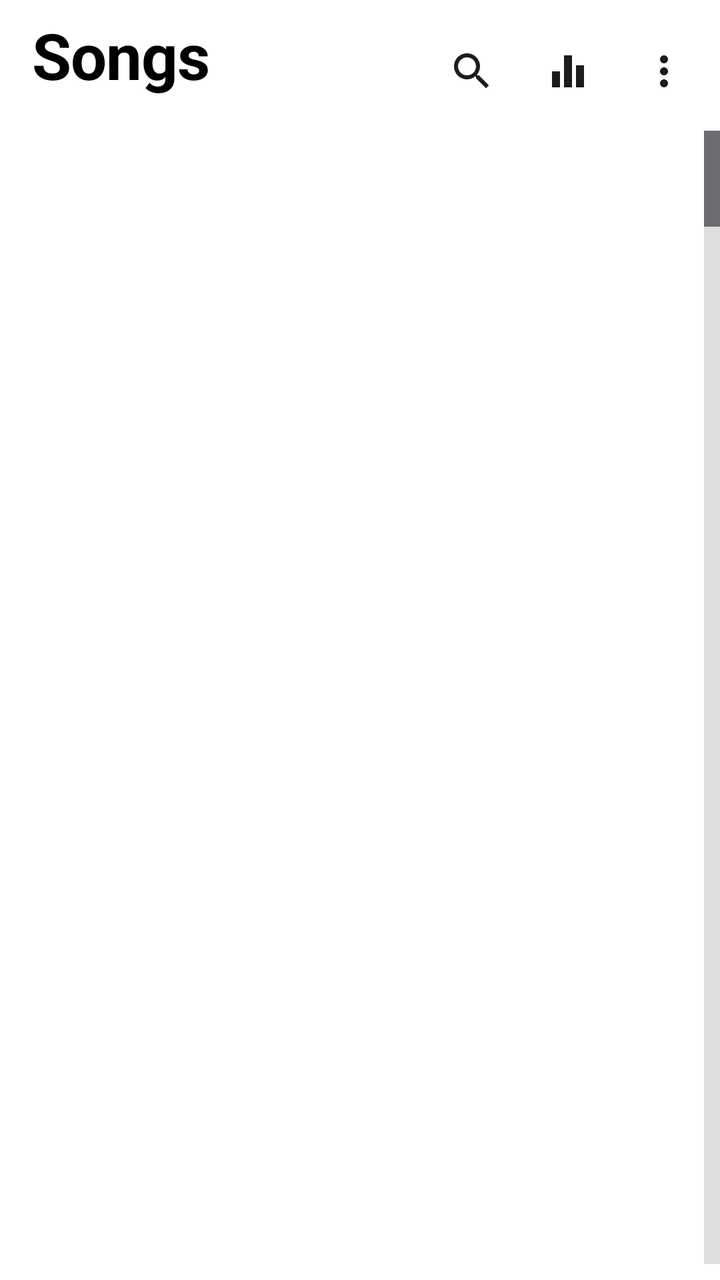
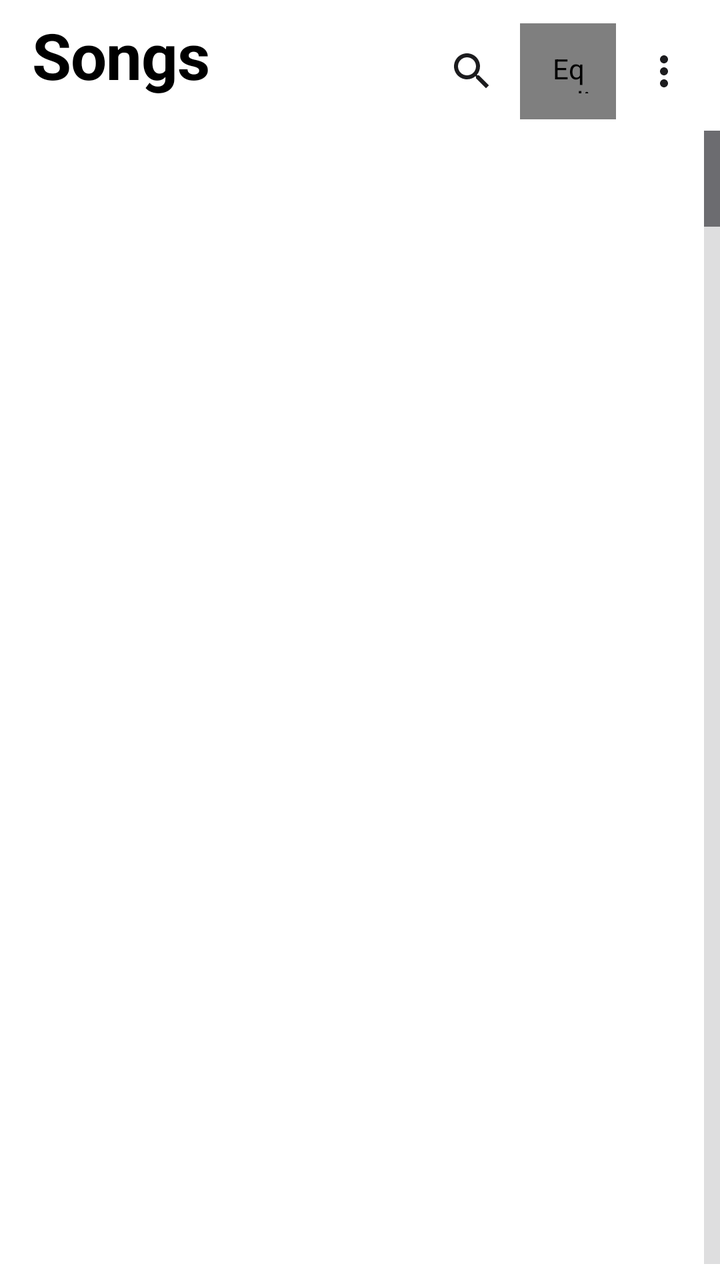

Compare the two renders of this Android layout. The source of the first and the diff that turns it into the second are given below.
<!-- AndroidManifest.xml: application theme AppTheme -->
<!-- res/layout/part_library_main.xml -->
<?xml version="1.0" encoding="utf-8"?>
<LinearLayout xmlns:android="http://schemas.android.com/apk/res/android"
    android:layout_width="match_parent"
    android:layout_height="match_parent"
    android:orientation="vertical">

    <LinearLayout
        android:layout_width="match_parent"
        android:layout_height="wrap_content"
        android:gravity="center_vertical"
        android:minHeight="@dimen/topbar_height"
        android:orientation="horizontal"
        android:paddingStart="@dimen/gutter"
        android:paddingTop="6dp"
        android:paddingEnd="4dp">

        <LinearLayout
            android:layout_width="0dp"
            android:layout_height="wrap_content"
            android:layout_weight="1"
            android:orientation="vertical">

            <TextView
                android:id="@+id/title"
                style="@style/LargeTitle"
                android:text="@string/tab_songs" />

            <TextView
                android:id="@+id/subtitle"
                style="@style/TopSubtitle" />
        </LinearLayout>

        <ImageButton
            android:id="@+id/btn_search"
            style="@style/IconButton"
            android:contentDescription="@string/cd_search"
            android:src="@drawable/ic_search" />

        <ImageButton
            android:id="@+id/btn_eq"
            style="@style/IconButton"
            android:contentDescription="@string/cd_equalizer"
            android:src="@drawable/ic_equalizer" />

        <ImageButton
            android:id="@+id/btn_more"
            style="@style/IconButton"
            android:contentDescription="@string/cd_more"
            android:src="@drawable/ic_more_vert" />
    </LinearLayout>

    <LinearLayout
        android:id="@+id/update_banner"
        android:layout_width="match_parent"
        android:layout_height="wrap_content"
        android:layout_marginStart="@dimen/gutter"
        android:layout_marginEnd="@dimen/gutter"
        android:layout_marginBottom="8dp"
        android:background="@drawable/bg_banner"
        android:gravity="center_vertical"
        android:minHeight="48dp"
        android:orientation="horizontal"
        android:paddingStart="16dp"
        android:paddingEnd="4dp"
        android:tag="glass:pill"
        android:visibility="gone">

        <ImageView
            android:layout_width="20dp"
            android:layout_height="20dp"
            android:importantForAccessibility="no"
            android:src="@drawable/ic_system_update"
            android:tint="@color/accent_text" />

        <TextView
            android:id="@+id/update_banner_text"
            android:layout_width="0dp"
            android:layout_height="wrap_content"
            android:layout_marginStart="12dp"
            android:layout_weight="1"
            android:maxLines="2"
            android:textColor="@color/text_primary"
            android:textSize="14sp" />

        <TextView
            android:id="@+id/update_banner_action"
            style="@style/BannerAction"
            android:text="@string/upd_banner_action" />

        <ImageButton
            android:id="@+id/update_banner_close"
            style="@style/IconButton"
            android:contentDescription="@string/cd_dismiss"
            android:src="@drawable/ic_close" />
    </LinearLayout>

    <LinearLayout
        android:id="@+id/search_bar"
        android:tag="glass:pill"
        android:layout_width="match_parent"
        android:layout_height="44dp"
        android:layout_marginStart="@dimen/gutter"
        android:layout_marginEnd="@dimen/gutter"
        android:layout_marginBottom="8dp"
        android:background="@drawable/bg_search"
        android:gravity="center_vertical"
        android:orientation="horizontal"
        android:visibility="gone">

        <ImageView
            android:layout_width="20dp"
            android:layout_height="20dp"
            android:layout_marginStart="14dp"
            android:importantForAccessibility="no"
            android:src="@drawable/ic_search"
            android:tint="@color/icon_dim" />

        <EditText
            android:id="@+id/search_input"
            android:layout_width="0dp"
            android:layout_height="match_parent"
            android:layout_weight="1"
            android:background="@null"
            android:hint="@string/search_hint"
            android:imeOptions="actionSearch|flagNoExtractUi"
            android:importantForAutofill="no"
            android:inputType="text"
            android:maxLines="1"
            android:paddingStart="12dp"
            android:paddingEnd="4dp"
            android:textColor="@color/text_primary"
            android:textColorHint="@color/text_tertiary"
            android:textSize="16sp" />

        <ImageButton
            android:id="@+id/search_close"
            style="@style/IconButton"
            android:contentDescription="@string/cd_search_close"
            android:src="@drawable/ic_close" />
    </LinearLayout>

    <FrameLayout
        android:layout_width="match_parent"
        android:layout_height="0dp"
        android:layout_weight="1"
        android:tag="glass:card,margin">

        <ListView
            android:id="@+id/list"
            android:layout_width="match_parent"
            android:layout_height="match_parent"
            android:clipToPadding="false"
            android:divider="@drawable/divider_inset"
            android:dividerHeight="0.5dp"
            android:drawSelectorOnTop="true"
            android:footerDividersEnabled="false"
            android:headerDividersEnabled="false"
            android:fastScrollEnabled="true"
            android:listSelector="@android:color/transparent"
            android:paddingBottom="8dp"
            android:scrollbars="none" />

        <LinearLayout
            android:id="@+id/empty"
            android:layout_width="match_parent"
            android:layout_height="match_parent"
            android:gravity="center"
            android:orientation="vertical"
            android:padding="32dp"
            android:visibility="gone">

            <ImageView
                android:id="@+id/empty_icon"
                android:layout_width="64dp"
                android:layout_height="64dp"
                android:importantForAccessibility="no"
                android:src="@drawable/ic_music_note"
                android:tint="@color/icon_dim" />

            <TextView
                android:id="@+id/empty_title"
                android:layout_width="wrap_content"
                android:layout_height="wrap_content"
                android:layout_marginTop="16dp"
                android:fontFamily="sans-serif-medium"
                android:gravity="center"
                android:textColor="@color/text_primary"
                android:textSize="18sp" />

            <TextView
                android:id="@+id/empty_body"
                android:layout_width="match_parent"
                android:layout_height="wrap_content"
                android:layout_marginTop="8dp"
                android:gravity="center"
                android:textColor="@color/text_secondary"
                android:textSize="14sp" />

            <TextView
                android:id="@+id/empty_action"
                style="@style/PillAccent"
                android:layout_marginTop="24dp"
                android:clickable="true"
                android:focusable="true" />
        </LinearLayout>
    </FrameLayout>
</LinearLayout>
<!-- resources referenced by this layout -->
<resources>
  <color name="accent_text">#FF453A</color>
  <color name="icon_dim">#8E8E93</color>
  <color name="text_primary">#FFFFFF</color>
  <color name="text_secondary">#A1A1A6</color>
  <color name="text_tertiary">#8E8E93</color>
  <dimen name="gutter">16dp</dimen>
  <dimen name="topbar_height">56dp</dimen>
  <!-- drawable bg_banner (drawable) -->
  <?xml version="1.0" encoding="utf-8"?>
  <shape xmlns:android="http://schemas.android.com/apk/res/android"
      android:shape="rectangle">
      <solid android:color="@color/surface_raised" />
      <corners android:radius="16dp" />
  </shape>
  <!-- drawable bg_search (drawable) -->
  <?xml version="1.0" encoding="utf-8"?>
  <shape xmlns:android="http://schemas.android.com/apk/res/android"
      android:shape="rectangle">
      <solid android:color="@color/surface" />
      <corners android:radius="12dp" />
  </shape>
  <!-- drawable divider_inset (drawable) -->
  <?xml version="1.0" encoding="utf-8"?>
  <inset xmlns:android="http://schemas.android.com/apk/res/android"
      android:insetLeft="78dp">
      <shape android:shape="rectangle">
          <size android:height="0.5dp" />
          <solid android:color="@color/divider" />
      </shape>
  </inset>
  <!-- drawable ic_equalizer (drawable) -->
  <?xml version="1.0" encoding="utf-8"?>
  <vector xmlns:android="http://schemas.android.com/apk/res/android"
      android:width="24dp"
      android:height="24dp"
      android:viewportWidth="24"
      android:viewportHeight="24">
      <path
          android:fillColor="#FFFFFFFF"
          android:pathData="M10,20h4V4h-4v16zm-6,0h4v-8H4v8zM16,9v11h4V9h-4z" />
  </vector>
  <string name="cd_dismiss">Dismiss</string>
  <string name="cd_equalizer">Equalizer</string>
  <string name="cd_more">More options</string>
  <string name="cd_search">Search</string>
  <string name="cd_search_close">Close search</string>
  <string name="search_hint">Search songs, artists, albums</string>
  <string name="tab_songs">Songs</string>
  <string name="upd_banner_action">Update</string>
  <style name="IconButton">
          <item name="android:layout_width">@dimen/icon_btn</item>
          <item name="android:layout_height">@dimen/icon_btn</item>
          <item name="android:background">?android:attr/selectableItemBackgroundBorderless</item>
          <item name="android:scaleType">center</item>
          <item name="android:tint">@color/icon</item>
      </style>
  <style name="PillAccent" parent="Pill">
          <item name="android:background">@drawable/bg_pill_accent</item>
          <item name="android:textColor">@color/on_accent</item>
          <item name="android:drawableTint">@color/on_accent</item>
      </style>
  <color name="surface_raised">#2C2C2E</color>
  <color name="surface">#1C1C1E</color>
  <color name="divider">#38383A</color>
  <dimen name="icon_btn">48dp</dimen>
  <color name="icon">#FFFFFF</color>
  <dimen name="text_large_title">32sp</dimen>
  <color name="on_accent">#FFFFFF</color>
  <dimen name="text_top_subtitle">12sp</dimen>
  <color name="bg">#000000</color>
  <color name="ripple">#33FFFFFF</color>
  <style name="AppDialog" parent="android:Theme.Material.Dialog.Alert">
          <item name="android:colorBackground">@color/surface_raised</item>
          <item name="android:colorAccent">@color/accent_text</item>
          <item name="android:textColorPrimary">@color/text_primary</item>
          <item name="android:textColorSecondary">@color/text_secondary</item>
      </style>
  <style name="AppPopup" parent="android:Widget.Material.PopupMenu">
          <item name="android:popupBackground">@color/surface_raised</item>
      </style>
  <dimen name="pill_height">44dp</dimen>
  <color name="accent">#E5202B</color>
  <color name="outline">#48484A</color>
  <color name="eq_track">#3A3A3C</color>
  <!-- unchanged entries left out for length: 14 -->
</resources>

<!-- the commit's change to res/layout/part_library_main.xml (unified diff, before → after) -->
@@ -1,5 +1,6 @@
 <?xml version="1.0" encoding="utf-8"?>
 <LinearLayout xmlns:android="http://schemas.android.com/apk/res/android"
+    xmlns:app="http://schemas.android.com/apk/res-auto"
     android:layout_width="match_parent"
     android:layout_height="match_parent"
     android:orientation="vertical">
@@ -36,11 +37,12 @@
             android:contentDescription="@string/cd_search"
             android:src="@drawable/ic_search" />
 
-        <ImageButton
+        <com.musicplayer.lite.EqBarsView
             android:id="@+id/btn_eq"
-            style="@style/IconButton"
+            style="@style/EqBarsButton"
             android:contentDescription="@string/cd_equalizer"
-            android:src="@drawable/ic_equalizer" />
+            app:barColor="@color/icon"
+            app:bars="4" />
 
         <ImageButton
             android:id="@+id/btn_more"
<!-- resource entries referenced after the edit -->
@@ -30,17 +30,6 @@
           <solid android:color="@color/divider" />
       </shape>
   </inset>
-  <!-- drawable ic_equalizer (drawable) -->
-  <?xml version="1.0" encoding="utf-8"?>
-  <vector xmlns:android="http://schemas.android.com/apk/res/android"
-      android:width="24dp"
-      android:height="24dp"
-      android:viewportWidth="24"
-      android:viewportHeight="24">
-      <path
-          android:fillColor="#FFFFFFFF"
-          android:pathData="M10,20h4V4h-4v16zm-6,0h4v-8H4v8zM16,9v11h4V9h-4z" />
-  </vector>
   <string name="cd_dismiss">Dismiss</string>
   <string name="cd_equalizer">Equalizer</string>
   <string name="cd_more">More options</string>
@@ -49,6 +38,14 @@
   <string name="search_hint">Search songs, artists, albums</string>
   <string name="tab_songs">Songs</string>
   <string name="upd_banner_action">Update</string>
+  <style name="EqBarsButton">
+          <item name="android:layout_width">@dimen/icon_btn</item>
+          <item name="android:layout_height">@dimen/icon_btn</item>
+          <item name="android:background">?android:attr/selectableItemBackgroundBorderless</item>
+          <item name="android:clickable">true</item>
+          <item name="android:focusable">true</item>
+          <item name="android:padding">13dp</item>
+      </style>
   <style name="IconButton">
           <item name="android:layout_width">@dimen/icon_btn</item>
           <item name="android:layout_height">@dimen/icon_btn</item>
